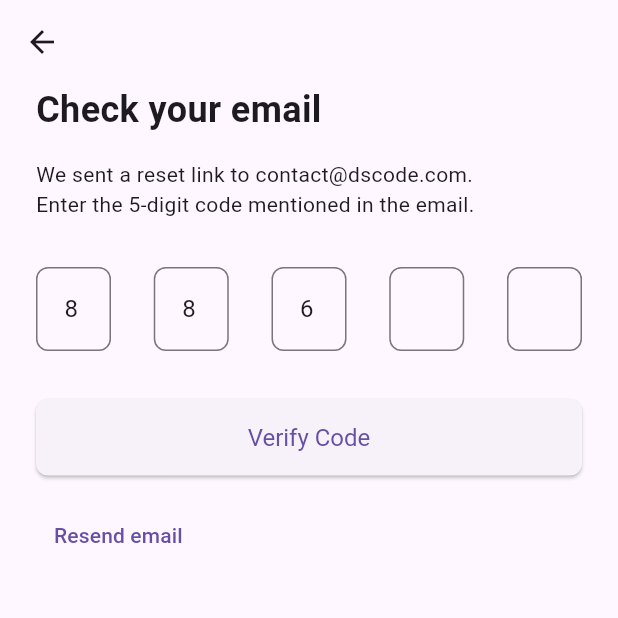
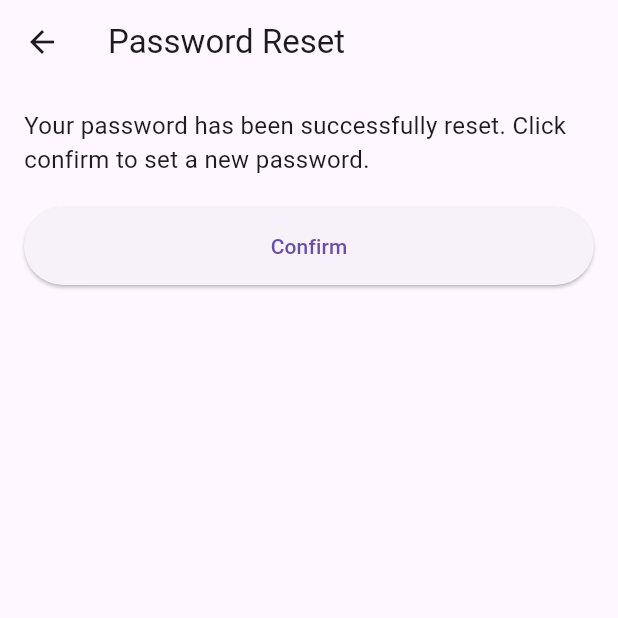
Before and after one commit to Shubham09876543/readarc, a Flutter app: the VerifyEmailPage screen opened directly, after a tap on "Verify Code", on a phone screen of 412 x 824 dp, the top half of it. Run offline on Flutter 3.47's test engine with Material 3 defaults, Android fonts, the phone set to English and light mode, and no system bars; our stand-ins replace cloud_firestore, firebase_auth, firebase_core; accounts and stored records are empty.

Commit message:
forget password pages

```diff
--- a/lib/Forget_Password/email_verification_page.dart
+++ b/lib/Forget_Password/email_verification_page.dart
@@ -1,9 +1,10 @@
 import 'package:flutter/material.dart';
+import 'package:readarc/Forget_Password/password_reset_page.dart';
 
 class VerifyEmailPage extends StatefulWidget {
   final List<String>? preFilledCode;
 
-  VerifyEmailPage({this.preFilledCode});
+  const VerifyEmailPage({super.key, this.preFilledCode});
 
   @override
   _VerifyEmailPageState createState() => _VerifyEmailPageState();
@@ -43,7 +44,7 @@ class _VerifyEmailPageState extends State<VerifyEmailPage> {
     return Scaffold(
       appBar: AppBar(
         leading: IconButton(
-          icon: Icon(Icons.arrow_back),
+          icon: const Icon(Icons.arrow_back),
           onPressed: () {
             Navigator.pop(context);
           },
@@ -54,15 +55,15 @@ class _VerifyEmailPageState extends State<VerifyEmailPage> {
         child: Column(
           crossAxisAlignment: CrossAxisAlignment.start,
           children: [
-            Text(
+            const Text(
               'Check your email',
               style: TextStyle(fontSize: 24, fontWeight: FontWeight.bold),
             ),
-            SizedBox(height: 16),
-            Text(
+            const SizedBox(height: 16),
+            const Text(
               'We sent a reset link to contact@dscode.com.\nEnter the 5-digit code mentioned in the email.',
             ),
-            SizedBox(height: 32),
+            const SizedBox(height: 32),
             Row(
               mainAxisAlignment: MainAxisAlignment.spaceBetween,
               children: List.generate(
@@ -90,33 +91,38 @@ class _VerifyEmailPageState extends State<VerifyEmailPage> {
                 ),
               ),
             ),
-            SizedBox(height: 32),
+            const SizedBox(height: 32),
             SizedBox(
               width: width,
               child: ElevatedButton(
                 onPressed: () {
+                  Navigator.push(
+                    context,
+                    MaterialPageRoute(
+                        builder: (context) => PasswordResetConfirmationPage()),
+                  );
                   String code =
                       _controllers.map((controller) => controller.text).join();
                   // Handle verification logic with the entered code
                   print("Entered Code: $code");
                 },
-                child: Text('Verify Code'),
                 style: ElevatedButton.styleFrom(
-                  padding: EdgeInsets.symmetric(vertical: 16),
-                  textStyle: TextStyle(fontSize: 16),
+                  padding: const EdgeInsets.symmetric(vertical: 16),
+                  textStyle: const TextStyle(fontSize: 16),
                   shape: RoundedRectangleBorder(
                     borderRadius: BorderRadius.circular(8),
                   ),
                 ),
+                child: Text('Verify Code'),
               ),
             ),
-            SizedBox(height: 16),
+            const SizedBox(height: 16),
             TextButton(
               onPressed: () {
                 // Handle resend email logic
                 print("Resend email tapped");
               },
-              child: Text('Resend email'),
+              child: const Text('Resend email'),
             ),
           ],
         ),
@@ -132,10 +138,12 @@ void main() {
 }
 
 class MainPage extends StatelessWidget {
+  const MainPage({super.key});
+
   @override
   Widget build(BuildContext context) {
     return Scaffold(
-      appBar: AppBar(title: Text('Password Reset Flow')),
+      appBar: AppBar(title: const Text('Password Reset Flow')),
       body: Center(
         child: Column(
           mainAxisAlignment: MainAxisAlignment.center,
@@ -147,7 +155,7 @@ class MainPage extends StatelessWidget {
                   MaterialPageRoute(builder: (context) => VerifyEmailPage()),
                 );
               },
-              child: Text('Verify Email Page (Empty Fields)'),
+              child: const Text('Verify Email Page (Empty Fields)'),
             ),
             ElevatedButton(
               onPressed: () {
@@ -156,7 +164,7 @@ class MainPage extends StatelessWidget {
                   context,
                   MaterialPageRoute(
                       builder: (context) => VerifyEmailPage(
-                            preFilledCode: [
+                            preFilledCode: const [
                               '8',
                               '8',
                               '6',
@@ -166,7 +174,7 @@ class MainPage extends StatelessWidget {
                           )),
                 );
               },
-              child: Text('Verify Email Page (Pre-filled Fields)'),
+              child: const Text('Verify Email Page (Pre-filled Fields)'),
             ),
           ],
         ),
--- /dev/null
+++ b/lib/Forget_Password/password_reset_page.dart
@@ -0,0 +1,48 @@
+import 'package:flutter/material.dart';
+import 'set_new_password_page.dart';
+
+class PasswordResetConfirmationPage extends StatelessWidget {
+  const PasswordResetConfirmationPage({super.key});
+
+  @override
+  Widget build(BuildContext context) {
+    return Scaffold(
+      appBar: AppBar(
+        leading: IconButton(
+          icon: const Icon(Icons.arrow_back),
+          onPressed: () {
+            Navigator.pop(context); // Handle back button press
+          },
+        ),
+        title: const Text('Password Reset'),
+      ),
+      body: Padding(
+        padding: const EdgeInsets.all(16.0),
+        child: Column(
+          crossAxisAlignment: CrossAxisAlignment.stretch,
+          children: [
+            const Text(
+              'Your password has been successfully reset. Click confirm to set a new password.',
+              style: TextStyle(fontSize: 16),
+            ),
+            const SizedBox(height: 20),
+            ElevatedButton(
+              onPressed: () {
+                Navigator.push(
+                  context,
+                  MaterialPageRoute(
+                    builder: (context) => SetNewPasswordPage(),
+                  ),
+                );
+              },
+              style: ElevatedButton.styleFrom(
+                padding: const EdgeInsets.symmetric(vertical: 16),
+              ),
+              child: Text('Confirm'),
+            ),
+          ],
+        ),
+      ),
+    );
+  }
+}
```
Also changed, not shown: lib/Forget_Password/forgetpassword_page.dart (+11 -9 lines), lib/Forget_Password/set_new_password_page.dart (added, +121 -0 lines).
